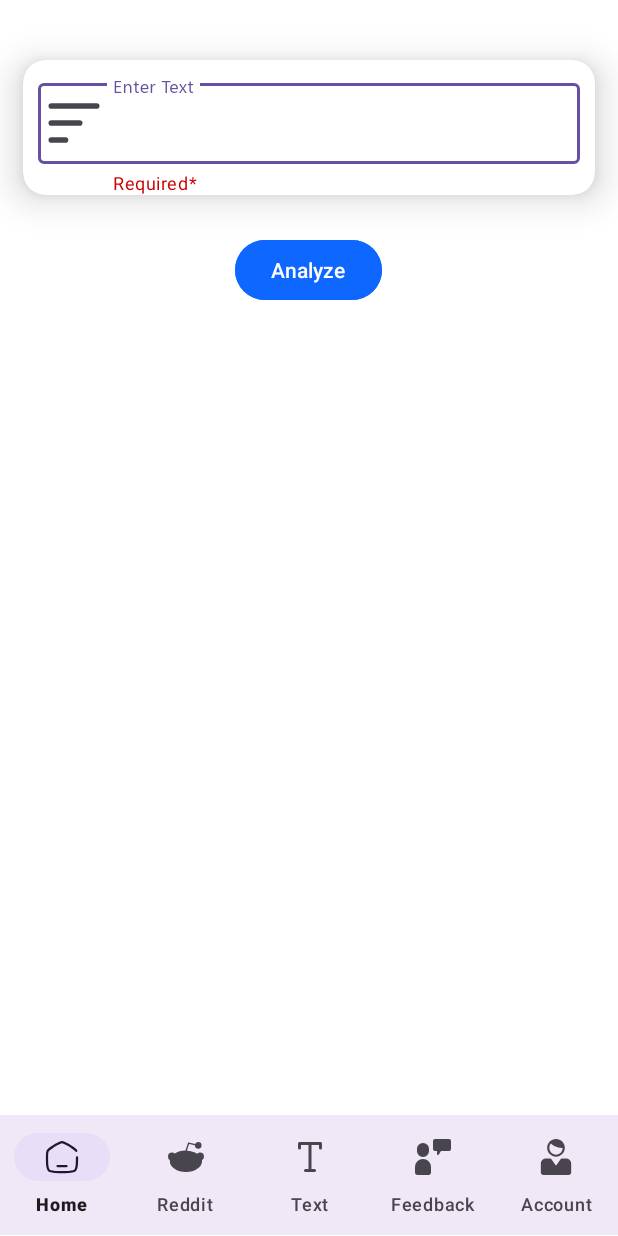
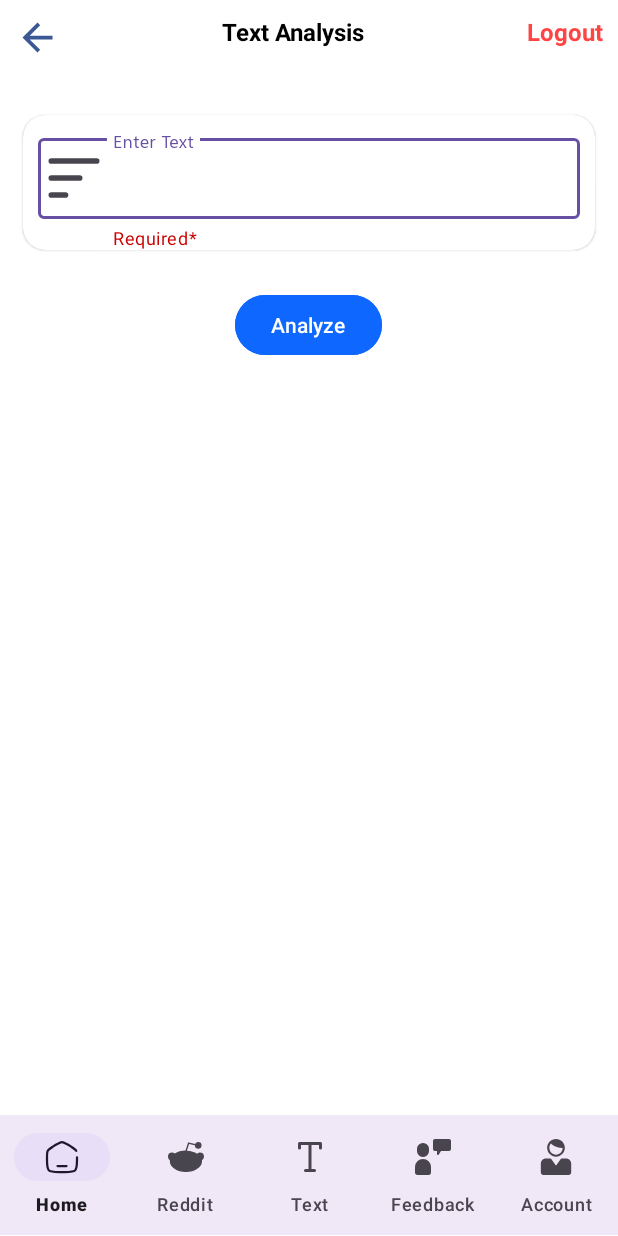
Before and after one commit to Piyush98906/chaq_sentiment, an Android app: the TestActivity screen opened directly, with no data from a screen before it, on a phone screen of 412 x 824 dp. Run offline under Robolectric (Android 15) with nearby library versions, the phone set to English and light mode, and no system bars; libraries missing offline, so code that uses them is left out: com.chaquo.python, com.github.mikephil.charting; plain views replace PieChart; Roboto replaces fonts that are not available here; 2 statements that could not run were skipped.

Commit message:
this is my first

```diff
--- a/app/src/main/java/com/example/chaq_sentiment/DBHelper.java
+++ b/app/src/main/java/com/example/chaq_sentiment/DBHelper.java
@@ -9,7 +9,9 @@ import android.database.sqlite.SQLiteOpenHelper;
 import androidx.annotation.Nullable;
 
 import java.sql.SQLClientInfoException;
+import java.text.SimpleDateFormat;
 import java.util.ArrayList;
+import java.util.Calendar;
 import java.util.HashMap;
 import java.util.List;
 import java.util.Map;
@@ -24,7 +26,7 @@ public class DBHelper extends SQLiteOpenHelper {
     @Override
     public void onCreate(SQLiteDatabase MyDB) {
         MyDB.execSQL("create Table users(id Integer ,username TEXT primary key,password TEXT,name TEXT,number TEXT)");
-        MyDB.execSQL("create Table past_words(username TEXT, word TEXT, date_added TIMESTAMP DEFAULT CURRENT_TIMESTAMP)");
+        MyDB.execSQL("create Table past_words(username TEXT, word TEXT, date_added TIME)");
     }
 
     @Override
@@ -72,20 +74,23 @@ public class DBHelper extends SQLiteOpenHelper {
         return MyDB.rawQuery("select id,name, number,username,password from users where username=?", new String[]{username});
     }
     public boolean insertPastWord(String username, String word) {
+        Calendar calendar = Calendar.getInstance();
+        SimpleDateFormat dateFormat = new SimpleDateFormat("HH:mm"); // Define your desired time format
+        String currentTime = dateFormat.format(calendar.getTime());
         SQLiteDatabase MyDB = this.getWritableDatabase();
         ContentValues cv = new ContentValues();
         cv.put("username", username);  // Set the username
         cv.put("word", word);
+        cv.put("date_added",currentTime);
         long res = MyDB.insert("past_words", null, cv);
         MyDB.close();
         return res != -1;
     }
 
-
     public List<PastWord> getAllPastWords(String username) {
         List<PastWord> pastWords = new ArrayList<>();
         SQLiteDatabase MyDB = this.getReadableDatabase();
-        Cursor cursor = MyDB.rawQuery("SELECT word, strftime('%H:%M', date_added)FROM past_words WHERE username = ?", new String[]{username});
+        Cursor cursor = MyDB.rawQuery("SELECT word,  strftime('%H:%M',date_added) FROM past_words WHERE username = ?", new String[]{username});
         // HashMap to store word and its latest timestamp
         HashMap<String, String> wordMap = new HashMap<>();
 
--- a/app/src/main/java/com/example/chaq_sentiment/TestActivity.java
+++ b/app/src/main/java/com/example/chaq_sentiment/TestActivity.java
@@ -1,5 +1,6 @@
 package com.example.chaq_sentiment;
 import android.annotation.SuppressLint;
+import android.content.Intent;
 import android.graphics.Color;
 import android.graphics.Typeface;
 import android.os.Bundle;
@@ -75,6 +76,15 @@ public class TestActivity extends AppCompatActivity {
                 }, 1500);
             }
         });
+        @SuppressLint({"MissingInflatedId", "LocalSuppress"}) TextView logtext=findViewById(R.id.logingtext);
+        logtext.setOnClickListener(new View.OnClickListener() {
+            @Override
+            public void onClick(View v) {
+                Intent intent=new Intent(TestActivity.this,MainActivity.class);
+                startActivity(intent);
+                finish();
+            }
+        });
     }
     private void setupPieChart(float positivePercent, float neutralPercent, float negativePercent) {
             ArrayList<PieEntry> entries = new ArrayList<>();
--- a/app/src/main/res/layout/activity_text.xml
+++ b/app/src/main/res/layout/activity_text.xml
@@ -8,6 +8,7 @@
     tools:context=".TestActivity"
     android:background="@color/white"
     android:orientation="vertical">
+    <include layout="@layout/toolbar_text"/>
 <LinearLayout
     android:layout_width="match_parent"
     android:layout_height="wrap_content"
@@ -17,11 +18,11 @@
         android:layout_width="match_parent"
         android:layout_height="wrap_content"
         app:cardCornerRadius="15dp"
-        android:layout_marginTop="40dp"
+        android:layout_marginTop="25dp"
         android:layout_marginStart="15dp"
         android:layout_marginBottom="10dp"
         android:layout_marginEnd="15dp"
-        app:cardElevation="15dp">
+        app:cardElevation="1dp">
     <com.google.android.material.textfield.TextInputLayout
         android:id="@+id/textInputLayout"
         style="@style/Widget.Material3.TextInputLayout.OutlinedBox"
--- /dev/null
+++ b/app/src/main/res/layout/toolbar_text.xml
@@ -0,0 +1,49 @@
+<?xml version="1.0" encoding="utf-8"?>
+<LinearLayout xmlns:android="http://schemas.android.com/apk/res/android"
+    xmlns:tools="http://schemas.android.com/tools"
+    android:orientation="vertical"
+    android:layout_width="match_parent"
+    android:layout_height="wrap_content"
+    android:background="@color/white">
+    <LinearLayout
+        android:layout_width="match_parent"
+        android:layout_height="wrap_content"
+        android:id="@+id/linear2"
+        android:orientation="horizontal"
+        android:padding="10dp">
+        <ImageView
+            android:layout_width="30dp"
+            android:layout_height="30dp"
+            android:src="@drawable/back_arrow"
+            android:layout_alignParentLeft="true">
+        </ImageView>
+        <TextView
+            android:layout_width="0dp"
+            android:layout_height="wrap_content"
+            android:text="Text Analysis"
+            android:textSize="16dp"
+            android:layout_weight="1"
+            android:textStyle="bold"
+            android:textColor="@android:color/black"
+            android:gravity="center">
+        </TextView>
+        <TextView
+            android:layout_width="wrap_content"
+            android:layout_height="wrap_content"
+            android:text="Logout"
+            android:textSize="16dp"
+            android:id="@+id/logingtext"
+            android:textStyle="bold"
+            android:textColor="@android:color/holo_red_light"
+            android:gravity="center">
+        </TextView>
+    </LinearLayout>
+    <View
+        android:layout_width="match_parent"
+        android:layout_height="1dp"
+        android:layout_below="@+id/linearl1"
+        android:textColor="@color/dialog2"
+        android:paddingRight="8dp"
+        android:paddingLeft="8dp">
+    </View>
+</LinearLayout>
```
